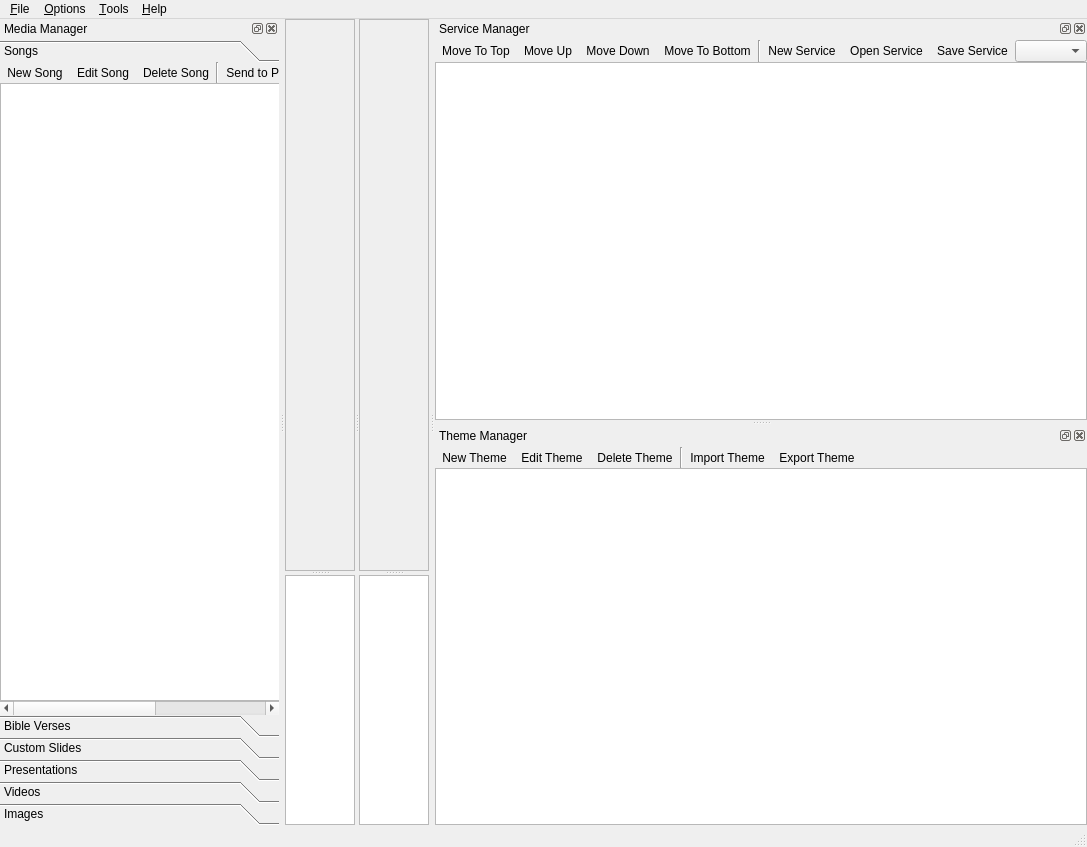
zonArt/openlp, file resources/forms/mainwindow.ui: the form before one commit.
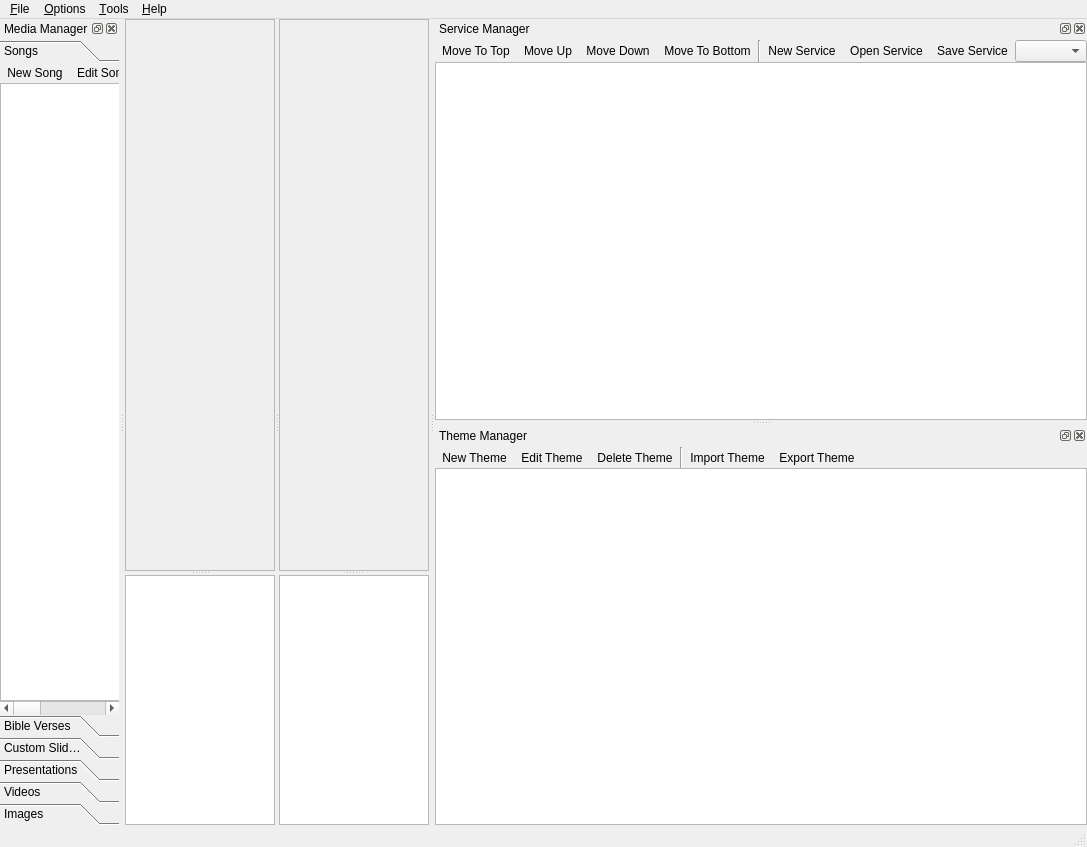
The form after the commit. Icons and pictures are not drawn.

Commit message: Set Minimum Size for PreviewPane and LivePane

Diff of the .ui file:
```diff
--- a/resources/forms/mainwindow.ui
+++ b/resources/forms/mainwindow.ui
@@ -38,6 +38,12 @@
        <enum>Qt::Horizontal</enum>
       </property>
       <widget class="QWidget" native="1" name="PreviewPane" >
+       <property name="minimumSize">
+        <size>
+         <width>150</width>
+         <height>0</height>
+        </size>
+       </property>
        <layout class="QVBoxLayout" name="PreviewPaneLayout" >
         <property name="spacing" >
          <number>0</number>
@@ -78,6 +84,12 @@
        </layout>
       </widget>
       <widget class="QWidget" native="1" name="LivePane" >
+       <property name="minimumSize">
+        <size>
+         <width>150</width>
+         <height>0</height>
+        </size>
+       </property>
        <layout class="QVBoxLayout" name="LivePaneLayout" >
         <property name="spacing" >
          <number>0</number>
```
